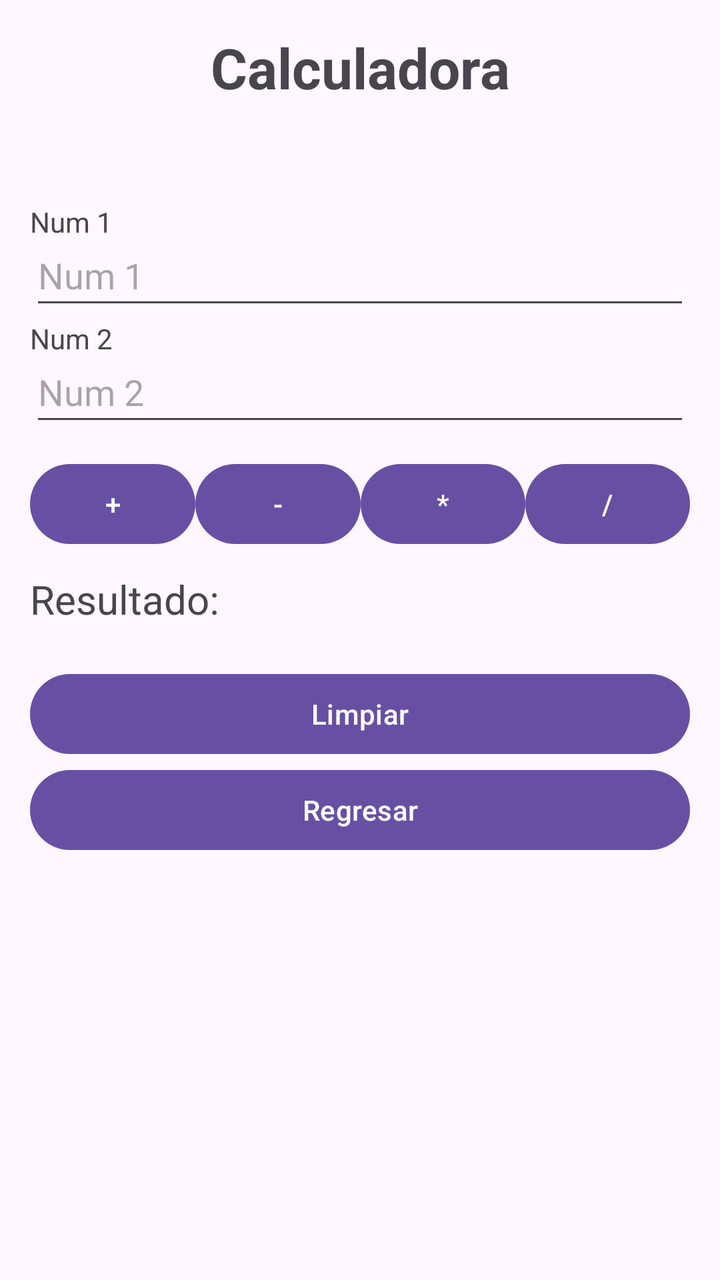
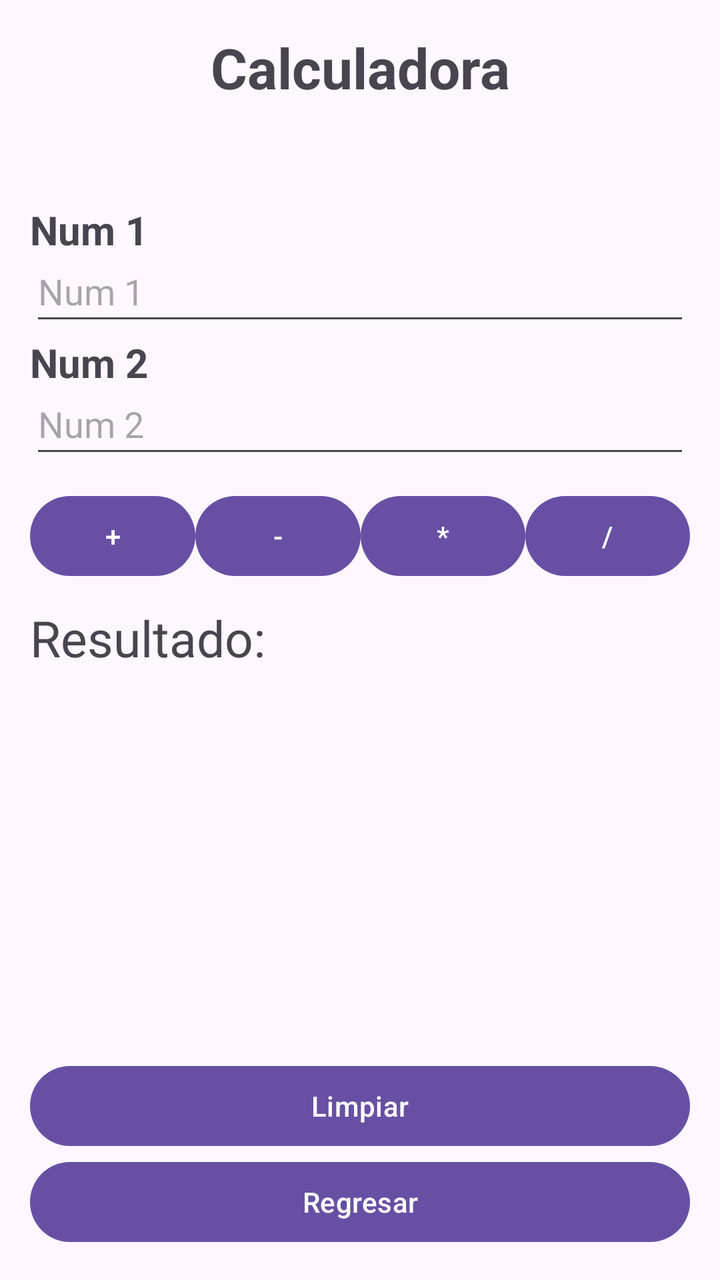

Before-and-after screenshots of an Android layout around one commit, followed by the original layout XML and the change that was made.
<!-- AndroidManifest.xml: application theme Theme.AppUnidad0144 -->
<!-- res/layout/activity_calculadora.xml -->
<?xml version="1.0" encoding="utf-8"?>
<androidx.constraintlayout.widget.ConstraintLayout xmlns:android="http://schemas.android.com/apk/res/android"
    xmlns:app="http://schemas.android.com/apk/res-auto"
    xmlns:tools="http://schemas.android.com/tools"
    android:id="@+id/main"
    android:layout_width="match_parent"
    android:layout_height="match_parent"
    tools:context=".CalculadoraActivity">

    <LinearLayout
        android:layout_width="match_parent"
        android:layout_height="match_parent"
        android:orientation="vertical"
        android:padding="15dp">

        <TextView
            android:id="@+id/lblCalculadora"
            android:layout_width="match_parent"
            android:layout_height="wrap_content"
            android:text="@string/strCalculadora"
            android:textAlignment="center"
            android:textSize="28sp"
            android:textStyle="bold"
            android:paddingBottom="10dp" />

        <TextView
            android:id="@+id/lblUsuario"
            android:layout_width="match_parent"
            android:layout_height="wrap_content"
            android:textAlignment="center"
            android:textStyle="bold"
            android:paddingBottom="20dp" />

        <TextView
            android:layout_width="wrap_content"
            android:layout_height="wrap_content"
            android:text="@string/strNum1" />

        <EditText
            android:id="@+id/txtNum1"
            android:layout_width="match_parent"
            android:layout_height="wrap_content"
            android:hint="@string/strNum1"
            android:inputType="numberDecimal"
            android:paddingTop="5dp"
            android:paddingBottom="10dp" />

        <TextView
            android:layout_width="wrap_content"
            android:layout_height="wrap_content"
            android:text="@string/strNum2" />

        <EditText
            android:id="@+id/txtNum2"
            android:layout_width="match_parent"
            android:layout_height="wrap_content"
            android:hint="@string/strNum2"
            android:inputType="numberDecimal"
            android:paddingTop="5dp"
            android:paddingBottom="10dp" />

        <LinearLayout
            android:layout_width="match_parent"
            android:layout_height="wrap_content"
            android:orientation="horizontal"
            android:gravity="center"
            android:paddingTop="10dp"
            android:paddingBottom="10dp">

            <Button
                android:id="@+id/btnSuma"
                android:layout_width="wrap_content"
                android:layout_height="wrap_content"
                android:layout_weight="1"
                android:text="@string/btnBtnSumar" />

            <Button
                android:id="@+id/btnResta"
                android:layout_width="wrap_content"
                android:layout_height="wrap_content"
                android:layout_weight="1"
                android:text="@string/btnBtnRestar" />

            <Button
                android:id="@+id/btnMult"
                android:layout_width="wrap_content"
                android:layout_height="wrap_content"
                android:layout_weight="1"
                android:text="@string/btnBtnMulti" />

            <Button
                android:id="@+id/btnDiv"
                android:layout_width="wrap_content"
                android:layout_height="wrap_content"
                android:layout_weight="1"
                android:text="@string/btnBtnDividir" />

        </LinearLayout>

        <TextView
            android:id="@+id/txtResultado"
            android:layout_width="match_parent"
            android:layout_height="wrap_content"
            android:text="@string/strExResultado"
            android:textSize="20sp"
            android:paddingBottom="20dp" />

        <Button
            android:id="@+id/btnLimpiar"
            android:layout_width="match_parent"
            android:layout_height="wrap_content"
            android:text="@string/strBtnLimpiar" />

        <Button
            android:id="@+id/btnRegresar"
            android:layout_width="match_parent"
            android:layout_height="wrap_content"
            android:text="@string/strBtnRegresar" />

    </LinearLayout>

</androidx.constraintlayout.widget.ConstraintLayout>
<!-- resources referenced by this layout -->
<resources>
  <string name="btnBtnDividir">/</string>
  <string name="btnBtnMulti">*</string>
  <string name="btnBtnRestar">-</string>
  <string name="btnBtnSumar">+</string>
  <string name="strBtnLimpiar">Limpiar</string>
  <string name="strBtnRegresar">Regresar</string>
  <string name="strCalculadora">Calculadora</string>
  <string name="strExResultado">Resultado: </string>
  <string name="strNum1">Num 1</string>
  <string name="strNum2">Num 2</string>
  <style name="Theme.AppUnidad0144" parent="Base.Theme.AppUnidad0144" />
  <style name="Base.Theme.AppUnidad0144" parent="Theme.Material3.DayNight.NoActionBar">
          
          
      </style>
</resources>

<!-- the commit's change to res/layout/activity_calculadora.xml (unified diff, before → after) -->
@@ -34,7 +34,9 @@
         <TextView
             android:layout_width="wrap_content"
             android:layout_height="wrap_content"
-            android:text="@string/strNum1" />
+            android:text="@string/strNum1"
+            android:textSize="20dp"
+            android:textStyle="bold"/>
 
         <EditText
             android:id="@+id/txtNum1"
@@ -48,7 +50,9 @@
         <TextView
             android:layout_width="wrap_content"
             android:layout_height="wrap_content"
-            android:text="@string/strNum2" />
+            android:text="@string/strNum2"
+            android:textSize="20dp"
+            android:textStyle="bold"/>
 
         <EditText
             android:id="@+id/txtNum2"
@@ -102,8 +106,19 @@
             android:layout_width="match_parent"
             android:layout_height="wrap_content"
             android:text="@string/strExResultado"
-            android:textSize="20sp"
+            android:textSize="25sp"
             android:paddingBottom="20dp" />
+
+        <Space
+            android:layout_width="match_parent"
+            android:layout_height="0dp"
+            android:layout_weight="1">
+
+        </Space>
+        <LinearLayout
+            android:layout_width="match_parent"
+            android:layout_height="wrap_content"
+            android:orientation="vertical">
 
         <Button
             android:id="@+id/btnLimpiar"
@@ -117,6 +132,8 @@
             android:layout_height="wrap_content"
             android:text="@string/strBtnRegresar" />
 
+        </LinearLayout>
+
     </LinearLayout>
 
 </androidx.constraintlayout.widget.ConstraintLayout>
